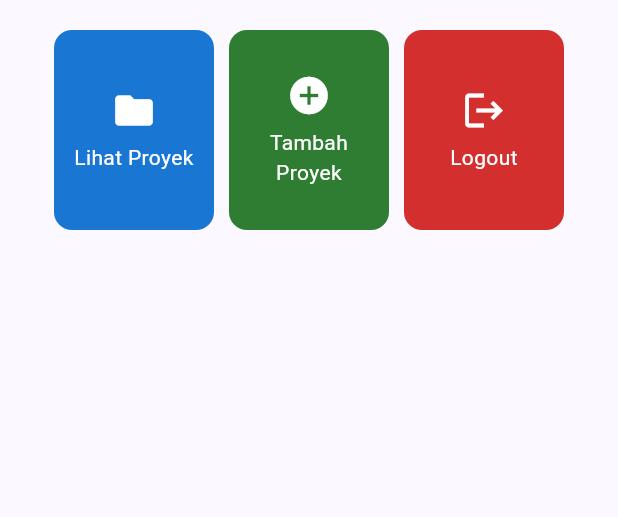
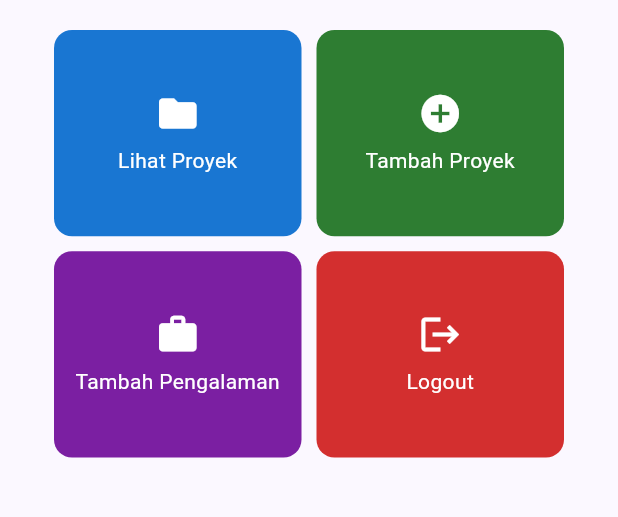
Before and after one commit to zalfredz/myportofolio_mobile, a Flutter app: the screen it shows after launch, in the side drawer, after a tap on "Home", on a phone screen of 412 x 824 dp, the part 357-874 px from its top. Run offline on Flutter 3.47's test engine with Material 3 defaults, Android fonts, the phone set to English and light mode, and no system bars; our stand-ins replace material_ui.

Commit message:
feat: tambah navigasi ke formulir pengalaman dari kartu dan drawer

```diff
--- a/lib/screens/menu.dart
+++ b/lib/screens/menu.dart
@@ -1,4 +1,6 @@
 import 'package:material_ui/material_ui.dart';
+import 'package:myportofolio_mobile/screens/experience_form.dart';
+import 'package:myportofolio_mobile/screens/project_form.dart';
 import 'package:myportofolio_mobile/widgets/left_drawer.dart';
 import 'package:myportofolio_mobile/widgets/project_card.dart';
 
@@ -11,7 +13,18 @@ class MyHomePage extends StatelessWidget {
   // Shade 700/800 dipilih agar teks putih di atasnya tetap kontras (WCAG AA).
   static final List<ItemHomepage> items = [
     ItemHomepage('Lihat Proyek', Icons.folder, Colors.blue.shade700),
-    ItemHomepage('Tambah Proyek', Icons.add_circle, Colors.green.shade800),
+    ItemHomepage(
+      'Tambah Proyek',
+      Icons.add_circle,
+      Colors.green.shade800,
+      page: const ProjectFormPage(),
+    ),
+    ItemHomepage(
+      'Tambah Pengalaman',
+      Icons.work,
+      Colors.purple.shade700,
+      page: const ExperienceFormPage(),
+    ),
     ItemHomepage('Logout', Icons.logout, Colors.red.shade700),
   ];
 
@@ -50,10 +63,10 @@ class MyHomePage extends StatelessWidget {
               padding: const EdgeInsets.all(20),
               crossAxisSpacing: 10,
               mainAxisSpacing: 10,
-              crossAxisCount: 3,
-              // Kartu sedikit lebih tinggi dari lebarnya agar ikon dan label yang
-              // terpecah beberapa baris tidak overflow di layar sempit (320-360).
-              childAspectRatio: 0.8,
+              // 2 kolom: 4 kartu tersusun 2x2 dan label panjang seperti
+              // "Tambah Pengalaman" tetap muat di layar sempit (320-360).
+              crossAxisCount: 2,
+              childAspectRatio: 1.2,
               shrinkWrap: true,
               children: items.map((item) => ItemCard(item)).toList(),
             ),
@@ -89,9 +102,13 @@ class InfoCard extends StatelessWidget {
 }
 
 class ItemHomepage {
-  const ItemHomepage(this.name, this.icon, this.color);
+  const ItemHomepage(this.name, this.icon, this.color, {this.page});
 
   final String name;
   final IconData icon;
   final Color color;
+
+  /// Halaman yang dibuka dengan `Navigator.push()` saat kartu ditekan.
+  /// `null` berarti kartu hanya menampilkan SnackBar.
+  final Widget? page;
 }
--- a/lib/widgets/left_drawer.dart
+++ b/lib/widgets/left_drawer.dart
@@ -1,4 +1,5 @@
 import 'package:material_ui/material_ui.dart';
+import 'package:myportofolio_mobile/screens/experience_form.dart';
 import 'package:myportofolio_mobile/screens/menu.dart';
 import 'package:myportofolio_mobile/screens/project_form.dart';
 
@@ -53,6 +54,18 @@ class LeftDrawer extends StatelessWidget {
               );
             },
           ),
+          ListTile(
+            leading: const Icon(Icons.work_outline),
+            title: const Text('Add Experience'),
+            onTap: () {
+              Navigator.pushReplacement(
+                context,
+                MaterialPageRoute(
+                  builder: (context) => const ExperienceFormPage(),
+                ),
+              );
+            },
+          ),
         ],
       ),
     );
--- a/lib/widgets/project_card.dart
+++ b/lib/widgets/project_card.dart
@@ -1,6 +1,5 @@
 import 'package:material_ui/material_ui.dart';
 import 'package:myportofolio_mobile/screens/menu.dart';
-import 'package:myportofolio_mobile/screens/project_form.dart';
 
 class ItemCard extends StatelessWidget {
   const ItemCard(this.item, {super.key});
@@ -42,10 +41,11 @@ class ItemCard extends StatelessWidget {
               ),
             );
 
-          if (item.name == 'Tambah Proyek') {
+          final page = item.page;
+          if (page != null) {
             Navigator.push(
               context,
-              MaterialPageRoute(builder: (context) => const ProjectFormPage()),
+              MaterialPageRoute(builder: (context) => page),
             );
           }
         },
```
Also changed, not shown: 1 other file.
